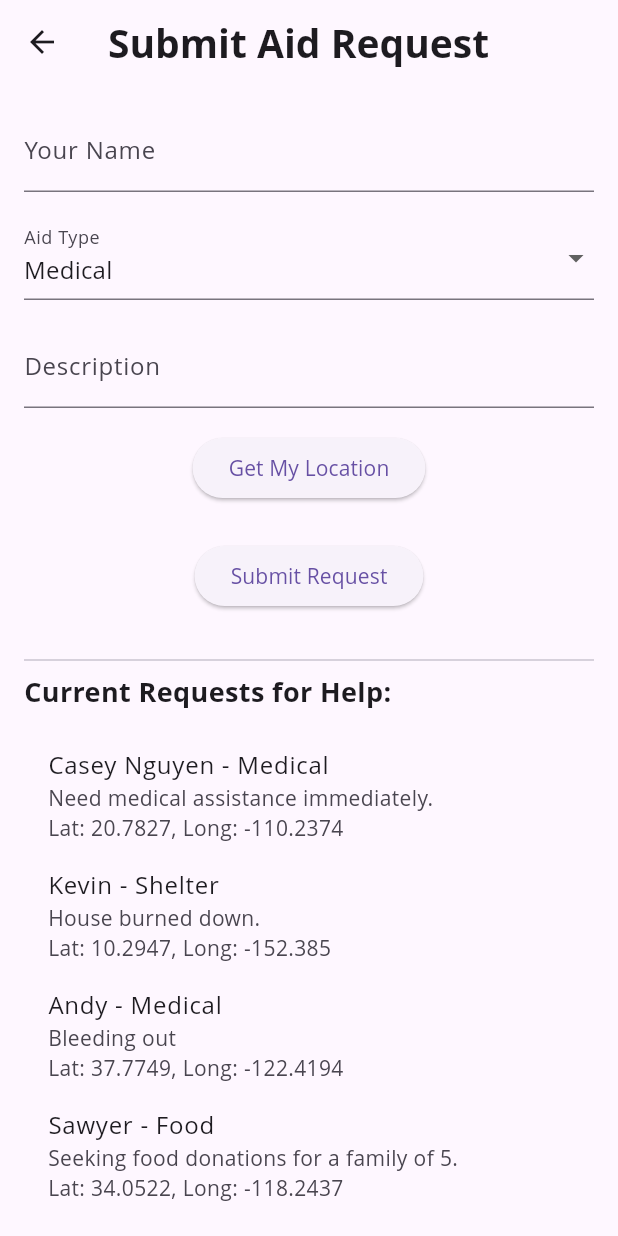
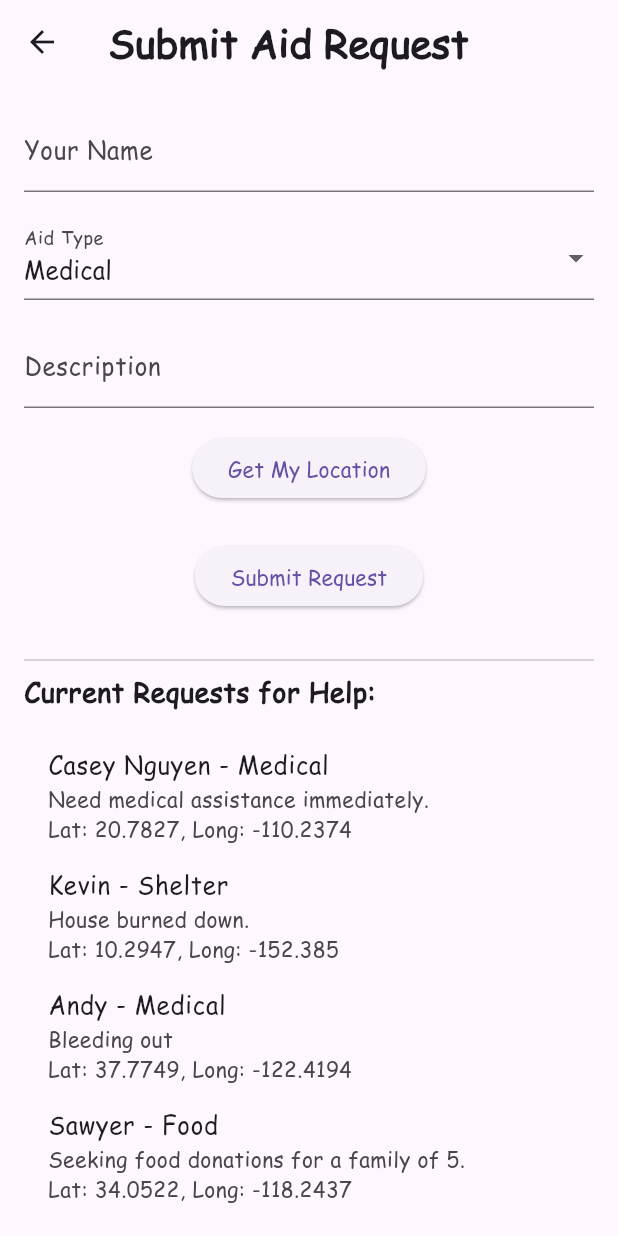
Before and after one commit to ceenguyen05/CS3354Project, a Flutter app: the screen it shows after launch, after a tap on "Request for Help", on a phone screen of 412 x 824 dp. Run offline on Flutter 3.47's test engine with Material 3 defaults, Android fonts, the phone set to English and light mode, and no system bars; our stand-ins replace geolocator; Roboto replaces fonts that are missing (Open Sans).

Commit message:
improved homescreen and added intros

```diff
--- a/code_1/lib/main.dart
+++ b/code_1/lib/main.dart
@@ -19,9 +19,8 @@ class MyApp extends StatelessWidget {
       title: 'Disaster Relief Web App',
       theme: ThemeData(
         primarySwatch: Colors.indigo,
-        textTheme: Theme.of(context).textTheme.apply(
-          fontFamily: 'Open Sans',)
-        ),
+        fontFamily: 'ComicSans', // <-- Set the global font here
+      ),
       home: const HomeScreen(), // Set HomeScreen as the starting point
     );
   }
--- a/code_1/lib/navbar/nav_bar.dart
+++ b/code_1/lib/navbar/nav_bar.dart
@@ -1,30 +1,43 @@
 import 'package:flutter/material.dart';
+import '../screens/profile_screen.dart'; // Ensure the correct path
 
-// ignore: use_key_in_widget_constructors
 class CustomNavigationBar extends StatelessWidget {
+  const CustomNavigationBar({super.key});
+
   @override
   Widget build(BuildContext context) {
-    // ignore: sized_box_for_whitespace
     return Container(
-      height: 100,
+      padding: const EdgeInsets.symmetric(horizontal: 24, vertical: 16),
       child: Row(
-        mainAxisAlignment: MainAxisAlignment.spaceBetween,
-        children: <Widget>[
+        children: [
+          // Logo aligned to the left
           SizedBox(
             height: 80,
             width: 150,
             child: Image.asset('assets/logo.png'),
           ),
-          Row(
-            mainAxisSize: MainAxisSize.min,
-            children: <Widget>[
-              _NavBarItem('Episodes'),
-              SizedBox(
-                width: 60,
+
+          // Spacer to push sign-in to the right
+          const Spacer(),
+
+          // Sign In aligned to the right
+          Wrap(
+            alignment: WrapAlignment.end,
+            spacing: 16,
+            children: [
+              _NavBarItem(
+                title: 'Sign Up/Sign In',
+                onTap: () {
+                  Navigator.push(
+                    context,
+                    MaterialPageRoute(
+                      builder: (context) => const SignUpScreen(),
+                    ),
+                  );
+                },
               ),
-              _NavBarItem('About'),
             ],
-          )
+          ),
         ],
       ),
     );
@@ -33,17 +46,23 @@ class CustomNavigationBar extends StatelessWidget {
 
 class _NavBarItem extends StatelessWidget {
   final String title;
-  const _NavBarItem(
-    this.title, {
-    // ignore: unused_element_parameter
-    super.key ,
-  }) ;
+  final VoidCallback? onTap;
+
+  // ignore: unused_element_parameter
+  const _NavBarItem({required this.title, this.onTap, super.key});
 
   @override
   Widget build(BuildContext context) {
-    return Text(
-      title,
-      style: TextStyle(fontSize: 18),
+    return GestureDetector(
+      onTap: onTap,
+      child: Text(
+        title,
+        style: const TextStyle(
+          fontSize: 18,
+          color: Colors.black,
+          decoration: TextDecoration.underline,
+        ),
+      ),
     );
   }
 }
--- a/code_1/lib/screens/home_screen.dart
+++ b/code_1/lib/screens/home_screen.dart
@@ -8,8 +8,9 @@ import 'resource_inventory_screen.dart';
 import 'emergency_alerts_screen.dart';
 import 'donation_screen.dart';
 import 'request_posting_screen.dart';
-import 'profile_screen.dart';
 import 'package:code_1/navbar/nav_bar.dart';
+import '../widgets/intro.dart'; // Left-side intro
+import '../widgets/intro2.dart'; // Right-side intro
 
 class HomeScreen extends StatelessWidget {
   const HomeScreen({super.key});
@@ -17,24 +18,28 @@ class HomeScreen extends StatelessWidget {
   @override
   Widget build(BuildContext context) {
     return Scaffold(
-      backgroundColor: Colors.white,
-      appBar: AppBar(
-        title: const Text(
-          'Crowdsourced Disaster Relief System',
-          style: TextStyle(
-            fontSize: 26,
-            fontWeight: FontWeight.bold,
-            color: Colors.black,
+      body: Container(
+        decoration: const BoxDecoration(
+          gradient: LinearGradient(
+            begin: Alignment.topLeft,
+            end: Alignment.bottomRight,
+            colors: [
+              Color(0xFFFFFFFF), // white
+              Color(0xFFE0F7FA), // very light blue
+              Color(0xFFB2EBF2), // soft sky blue
+            ],
           ),
         ),
-      ),
-      body: CenteredView(
+        child: SingleChildScrollView(
+          child: CenteredView(
             child: Column(
               crossAxisAlignment: CrossAxisAlignment.center,
               children: [
-            CustomNavigationBar(), // Custom nav bar widget
+                const CustomNavigationBar(),
                 const SizedBox(height: 18),
-            Wrap(
+                Padding(
+                  padding: const EdgeInsets.only(top: 30),
+                  child: Wrap(
                     alignment: WrapAlignment.center,
                     spacing: 18.0,
                     runSpacing: 18.0,
@@ -119,31 +124,23 @@ class HomeScreen extends StatelessWidget {
                           style: TextStyle(fontSize: 18),
                         ),
                       ),
-                ElevatedButton(
-                  onPressed: () {
-                    Navigator.push(
-                      context,
-                      MaterialPageRoute(
-                        builder: (context) => const SignUpScreen(),
-                      ),
-                    );
-                  },
-                  style: ElevatedButton.styleFrom(
-                    padding: const EdgeInsets.symmetric(
-                      vertical: 20,
-                      horizontal: 30,
+                    ],
                   ),
                 ),
-                  child: const Text(
-                    'Sign Up/Sign In',
-                    style: TextStyle(fontSize: 18),
-                  ),
-                ),
+                const SizedBox(height: 30),
+                // Put both intros side by side
+                Row(
+                  crossAxisAlignment: CrossAxisAlignment.start,
+                  children: const [
+                    Expanded(child: Intro()),   // Left side
+                    Expanded(child: Intro2()),  // Right side
                   ],
                 ),
               ],
             ),
           ),
+        ),
+      ),
     );
   }
 }
--- /dev/null
+++ b/code_1/lib/widgets/intro.dart
@@ -0,0 +1,47 @@
+import 'package:flutter/material.dart';
+
+class Intro extends StatelessWidget {
+  const Intro({super.key});
+
+  @override
+  Widget build(BuildContext context) {
+    return Padding(
+      padding: const EdgeInsets.symmetric(horizontal: 16.0), // Add horizontal padding
+      child: Align(
+        alignment: Alignment.topLeft, // Align content to the left
+        child: FractionallySizedBox(
+          alignment: Alignment.topLeft, // Align inside the FractionallySizedBox
+          widthFactor: 1.0, // Set width to 50% of the screen width (left side of the center)
+          child: Column(
+            crossAxisAlignment: CrossAxisAlignment.start, // Align text to the left
+            children: <Widget>[
+              SizedBox(height: 70), // Add space before the first text
+              Text(
+                'Crowdsourced Disaster Relief System',
+                style: TextStyle(
+                  fontWeight: FontWeight.w800,
+                  fontSize: 60,
+                  height: 0.9,
+                ),
+              ),
+              SizedBox(height: 30),
+              Text(
+                'The purpose of our platform is to give users a chance to help out the community and to get help themselves.'
+                ' Our website offers key features like seeing the current resources in your area, making a request on any kind of '
+                'situation like medical, shelter or food supplies. It also has a donation system where users can donate either money or '
+                'resources that would help out many people in need. There is also an emergency alerts page where users can see what is '
+                'happening and when they are happening so they stay alert and safe. ',
+                style: TextStyle(
+                  fontSize: 21,
+                  height: 1.7,
+                ),
+                softWrap: true, // Allow wrapping of text
+                overflow: TextOverflow.fade, // Avoid overflow issues
+              ),
+            ],
+          ),
+        ),
+      ),
+    );
+  }
+}
--- /dev/null
+++ b/code_1/lib/widgets/intro2.dart
@@ -0,0 +1,45 @@
+import 'package:flutter/material.dart';
+
+class Intro2 extends StatelessWidget {
+  const Intro2({super.key});
+
+  @override
+  Widget build(BuildContext context) {
+    return Padding(
+      padding: const EdgeInsets.symmetric(horizontal: 16.0),
+      child: Align(
+        alignment: Alignment.topRight,
+        child: FractionallySizedBox(
+          alignment: Alignment.topRight,
+          widthFactor: 1.0, // Full width inside Expanded
+          child: Column(
+            crossAxisAlignment: CrossAxisAlignment.start,
+            children: <Widget>[
+              SizedBox(height: 70),
+              Text(
+                'Why Does It Matter?',
+                style: TextStyle(
+                  fontWeight: FontWeight.w800,
+                  fontSize: 60,
+                  height: 0.9,
+                ),
+              ),
+              SizedBox(height: 83),
+              Text(
+                'Disasters strike unpredictably, and not everyone has the means or access to proper aid. '
+                'Our platform bridges that gap by empowering everyday individuals to contribute directly to disaster relief efforts. '
+                'By crowdsourcing help and resources, we increase the reach and speed of aid, ensuring more people are cared for when they need it most.',
+                style: TextStyle(
+                  fontSize: 21,
+                  height: 1.7,
+                ),
+                softWrap: true,
+                overflow: TextOverflow.fade,
+              ),
+            ],
+          ),
+        ),
+      ),
+    );
+  }
+}
--- a/code_1/pubspec.yaml
+++ b/code_1/pubspec.yaml
@@ -32,3 +32,7 @@ flutter:
     - assets/json_files/current_requests.json
     - assets/json_files/users.json
     - assets/logo.png
+  fonts:
+    - family: ComicSans
+      fonts:
+        - asset: fonts/comic_sans.ttf
```
Also changed, not shown: code_1/fonts/comic_sans.ttf (added), 1 other file. Lines whose indentation alone changed are shown as unchanged.
